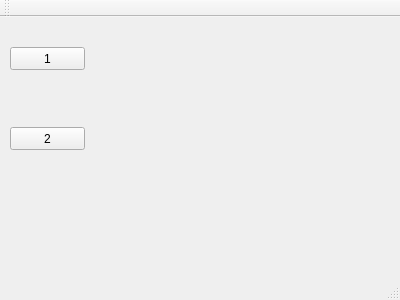
Before: the Qt Designer form mainwindow.ui in lenna-git/qtproject, drawn with Qt 5.
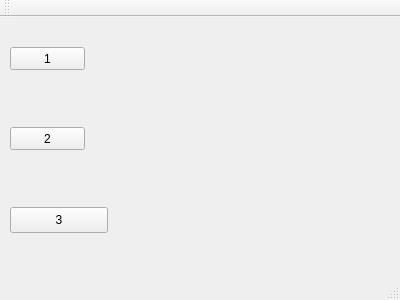
After: the same form once the commit is applied.

What changed in the file:
```diff
--- a/mainwindow.ui
+++ b/mainwindow.ui
@@ -52,6 +52,19 @@
     <widget class="QWidget" name="page"/>
     <widget class="QWidget" name="page_2"/>
    </widget>
+   <widget class="QPushButton" name="pushButton_3">
+    <property name="geometry">
+     <rect>
+      <x>10</x>
+      <y>190</y>
+      <width>98</width>
+      <height>26</height>
+     </rect>
+    </property>
+    <property name="text">
+     <string>3</string>
+    </property>
+   </widget>
   </widget>
   <widget class="QMenuBar" name="menuBar">
    <property name="geometry">
```
